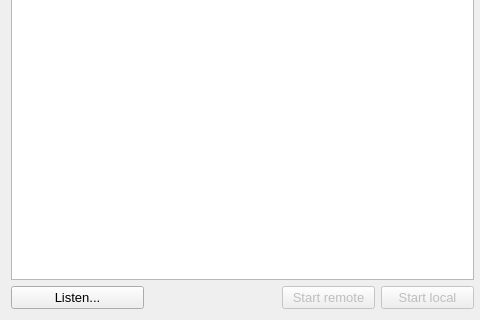
Old version of the form owner/ui/mainwindow.ui in the repository gear54rus/python-cluster; both pictures show x 0 to 480 and y 280 to 600 of the 800 by 600 pixel window.
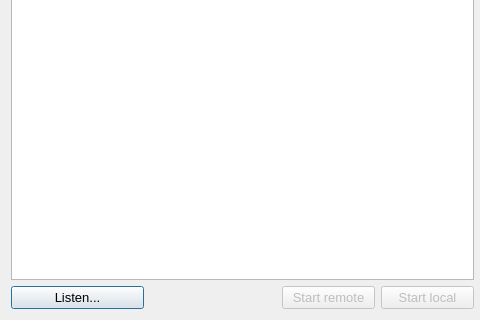
New version of the form.

The edit to the form file:
```diff
--- a/owner/ui/mainwindow.ui
+++ b/owner/ui/mainwindow.ui
@@ -64,6 +64,12 @@
           <property name="text">
            <string>Listen...</string>
           </property>
+          <property name="autoDefault">
+           <bool>true</bool>
+          </property>
+          <property name="default">
+           <bool>true</bool>
+          </property>
          </widget>
         </item>
         <item>
```
Left out of the diff: 12 changed lines with no effect on the pictures.
